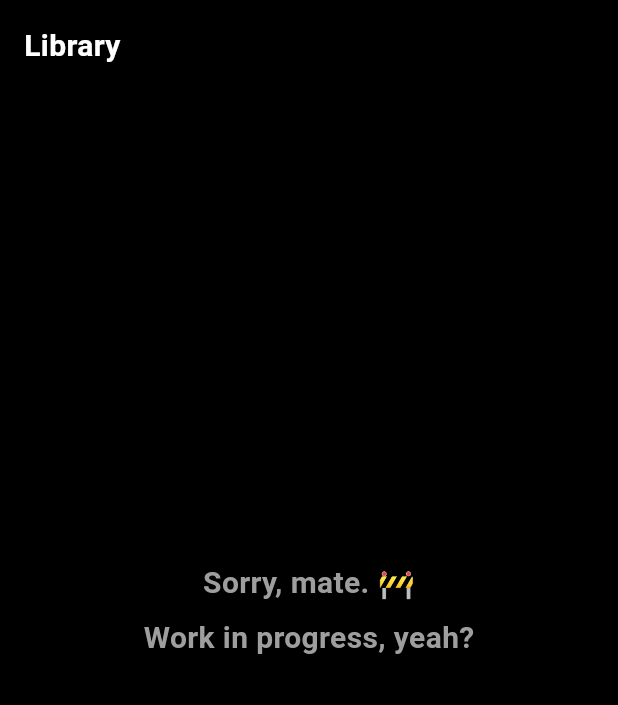
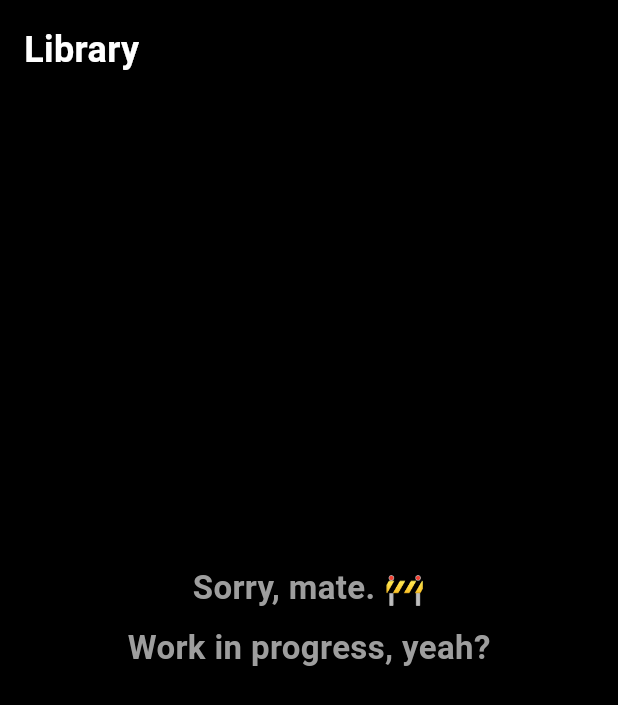
Before and after one commit to Th3-D5-482/Project-SnowCone, a Flutter app: the LibraryPage screen opened directly, on a phone screen of 412 x 824 dp. Shown: the top 705 px of the screen. Run offline on Flutter 3.47's test engine with Material 3 defaults, Android fonts, the phone set to English and light mode, and no system bars; our stand-ins replace firebase_auth, firebase_core, firebase_database, shared_preferences; accounts and stored records are empty.

Commit message:
Th3_D5_482

```diff
--- a/lib/screens/library_page.dart
+++ b/lib/screens/library_page.dart
@@ -31,7 +31,7 @@ class _LibraryPageState extends State<LibraryPage> {
                       'Library',
                       style: TextStyle(
                         color: Colors.white,
-                        fontSize: 20,
+                        fontSize: 24,
                         fontWeight: FontWeight.bold,
                       ),
                     ),
@@ -47,7 +47,7 @@ class _LibraryPageState extends State<LibraryPage> {
                             'Sorry, mate. 🚧',
                             style: TextStyle(
                               color: Colors.grey,
-                              fontSize: 20,
+                              fontSize: 22,
                               fontWeight: FontWeight.bold,
                             ),
                           ),
@@ -56,7 +56,7 @@ class _LibraryPageState extends State<LibraryPage> {
                             'Work in progress, yeah?',
                             style: TextStyle(
                               color: Colors.grey,
-                              fontSize: 20,
+                              fontSize: 22,
                               fontWeight: FontWeight.bold,
                             ),
                           ),
```
Also changed, not shown: lib/screens/home_page.dart (+6 -15 lines), 2 other files.
